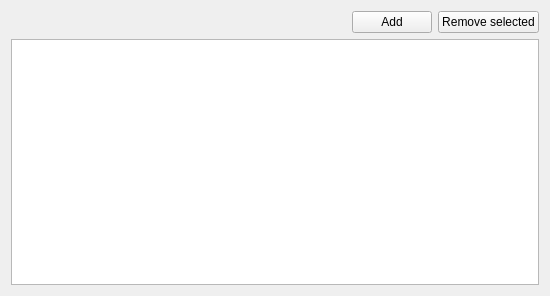
Old version of the form src/dialogs/devicesettings.ui in the repository ModbusScope/ModbusScope.
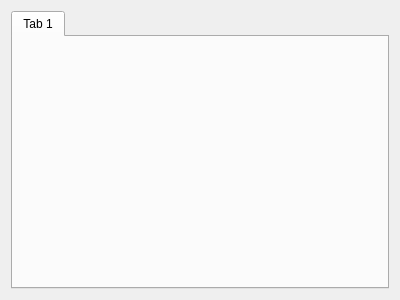
New version of the form. Custom widgets are drawn as their Qt base class.

The edit to the form file:
```diff
--- a/src/dialogs/devicesettings.ui
+++ b/src/dialogs/devicesettings.ui
@@ -6,8 +6,8 @@
    <rect>
     <x>0</x>
     <y>0</y>
-    <width>550</width>
-    <height>296</height>
+    <width>400</width>
+    <height>300</height>
    </rect>
   </property>
   <property name="windowTitle">
@@ -15,41 +15,27 @@
   </property>
   <layout class="QVBoxLayout" name="verticalLayout">
    <item>
-    <layout class="QHBoxLayout" name="horizontalLayout">
-     <item>
-      <spacer name="horizontalSpacer">
-       <property name="orientation">
-        <enum>Qt::Orientation::Horizontal</enum>
-       </property>
-       <property name="sizeHint" stdset="0">
-        <size>
-         <width>40</width>
-         <height>20</height>
-        </size>
-       </property>
-      </spacer>
-     </item>
-     <item>
-      <widget class="QPushButton" name="btnAdd">
-       <property name="text">
-        <string>Add</string>
-       </property>
-      </widget>
-     </item>
-     <item>
-      <widget class="QPushButton" name="btnRemove">
-       <property name="text">
-        <string>Remove selected</string>
-       </property>
-      </widget>
-     </item>
-    </layout>
-   </item>
-   <item>
-    <widget class="QTableView" name="deviceView"/>
+    <widget class="AddableTabWidget" name="deviceTabs">
+     <property name="currentIndex">
+      <number>0</number>
+     </property>
+     <widget class="QWidget" name="tab">
+      <attribute name="title">
+       <string>Tab 1</string>
+      </attribute>
+     </widget>
+    </widget>
    </item>
   </layout>
  </widget>
+ <customwidgets>
+  <customwidget>
+   <class>AddableTabWidget</class>
+   <extends>QTabWidget</extends>
+   <header>customwidgets/addabletabwidget.h</header>
+   <container>1</container>
+  </customwidget>
+ </customwidgets>
  <resources/>
  <connections/>
 </ui>
```
